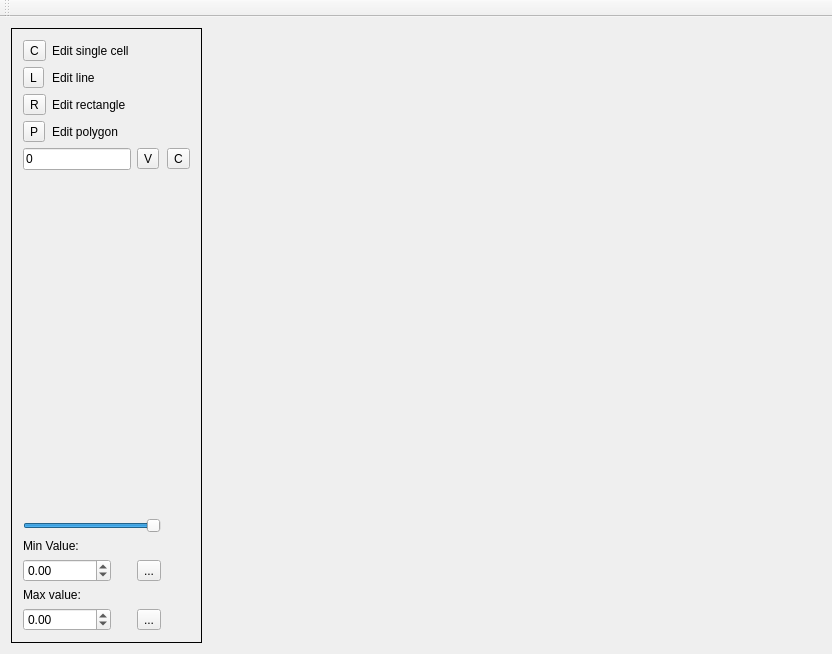
Qt form mainwindow.ui (vjetten/MapEdit) before a commit.
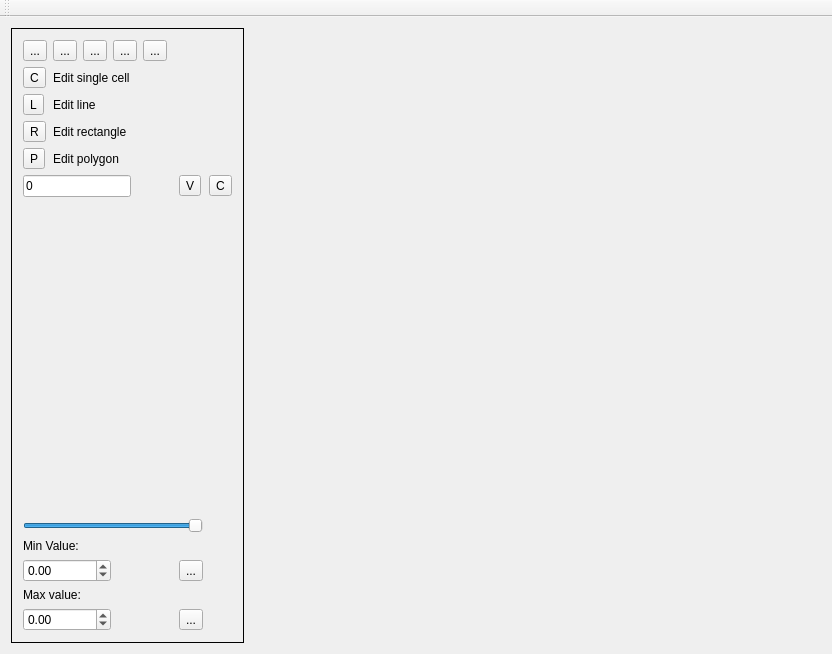
The same form after that commit. Icons and pictures are not drawn.

Diff of the .ui file:
```diff
--- a/mainwindow.ui
+++ b/mainwindow.ui
@@ -30,138 +30,167 @@
        <enum>QFrame::Plain</enum>
       </property>
       <layout class="QGridLayout" name="gridLayout">
-       <item row="1" column="0">
-        <widget class="QToolButton" name="toolButton_editLine">
-         <property name="text">
-          <string>L</string>
-         </property>
-         <property name="checkable">
-          <bool>true</bool>
-         </property>
-        </widget>
-       </item>
-       <item row="8" column="2">
-        <widget class="QToolButton" name="toolButtonResetMin">
-         <property name="text">
-          <string>...</string>
-         </property>
-        </widget>
-       </item>
-       <item row="4" column="0" colspan="2">
-        <widget class="QLineEdit" name="lineEdit_Value">
+       <item row="11" column="0" colspan="6">
+        <widget class="QDoubleSpinBox" name="spinMaxV">
          <property name="sizePolicy">
           <sizepolicy hsizetype="Fixed" vsizetype="Fixed">
            <horstretch>0</horstretch>
            <verstretch>0</verstretch>
           </sizepolicy>
          </property>
-         <property name="inputMask">
-          <string/>
-         </property>
-         <property name="text">
-          <string>0</string>
-         </property>
-        </widget>
-       </item>
-       <item row="6" column="0" colspan="3">
-        <widget class="QSlider" name="transparency">
-         <property name="sizePolicy">
-          <sizepolicy hsizetype="Preferred" vsizetype="Fixed">
-           <horstretch>0</horstretch>
-           <verstretch>0</verstretch>
-          </sizepolicy>
-         </property>
          <property name="minimum">
-          <number>1</number>
+          <double>-1000000000.000000000000000</double>
          </property>
          <property name="maximum">
-          <number>255</number>
+          <double>1000000000.000000000000000</double>
          </property>
-         <property name="sliderPosition">
-          <number>255</number>
-         </property>
-         <property name="orientation">
-          <enum>Qt::Horizontal</enum>
+         <property name="singleStep">
+          <double>0.010000000000000</double>
          </property>
         </widget>
        </item>
-       <item row="0" column="0">
-        <widget class="QToolButton" name="toolButton_editCell">
+       <item row="3" column="0">
+        <widget class="QToolButton" name="toolButton_editRectangle">
          <property name="text">
-          <string>C</string>
+          <string>R</string>
          </property>
          <property name="checkable">
           <bool>true</bool>
          </property>
         </widget>
        </item>
-       <item row="7" column="0" colspan="3">
+       <item row="0" column="1">
+        <widget class="QToolButton" name="toolButton_4">
+         <property name="text">
+          <string>...</string>
+         </property>
+         <property name="icon">
+          <iconset resource="resources/mapedit.qrc">
+           <normaloff>:/filesave2X.png</normaloff>:/filesave2X.png</iconset>
+         </property>
+        </widget>
+       </item>
+       <item row="8" column="0" colspan="6">
         <widget class="QLabel" name="label">
          <property name="text">
           <string>Min Value:</string>
          </property>
         </widget>
        </item>
-       <item row="9" column="0" colspan="3">
+       <item row="4" column="0">
+        <widget class="QToolButton" name="toolButton_editPolygon">
+         <property name="text">
+          <string>P</string>
+         </property>
+         <property name="checkable">
+          <bool>true</bool>
+         </property>
+        </widget>
+       </item>
+       <item row="1" column="0">
+        <widget class="QToolButton" name="toolButton_editCell">
+         <property name="text">
+          <string>C</string>
+         </property>
+         <property name="checkable">
+          <bool>true</bool>
+         </property>
+        </widget>
+       </item>
+       <item row="0" column="0">
+        <widget class="QToolButton" name="toolButton_3">
+         <property name="text">
+          <string>...</string>
+         </property>
+         <property name="icon">
+          <iconset resource="resources/mapedit.qrc">
+           <normaloff>:/Folder-Open-icon1.png</normaloff>:/Folder-Open-icon1.png</iconset>
+         </property>
+        </widget>
+       </item>
+       <item row="0" column="2">
+        <widget class="QToolButton" name="toolButton_5">
+         <property name="text">
+          <string>...</string>
+         </property>
+         <property name="icon">
+          <iconset resource="resources/mapedit.qrc">
+           <normaloff>:/filesaveas2X.png</normaloff>:/filesaveas2X.png</iconset>
+         </property>
+        </widget>
+       </item>
+       <item row="9" column="0" colspan="6">
+        <widget class="QDoubleSpinBox" name="spinMinV">
+         <property name="sizePolicy">
+          <sizepolicy hsizetype="Fixed" vsizetype="Fixed">
+           <horstretch>0</horstretch>
+           <verstretch>0</verstretch>
+          </sizepolicy>
+         </property>
+         <property name="minimum">
+          <double>-1000000000.000000000000000</double>
+         </property>
+         <property name="maximum">
+          <double>1000000000.000000000000000</double>
+         </property>
+         <property name="singleStep">
+          <double>0.010000000000000</double>
+         </property>
+        </widget>
+       </item>
+       <item row="10" column="0" colspan="6">
         <widget class="QLabel" name="label_2">
          <property name="text">
           <string>Max value:</string>
          </property>
         </widget>
        </item>
-       <item row="10" column="0" colspan="2">
-        <widget class="QDoubleSpinBox" name="spinMaxV">
-         <property name="sizePolicy">
-          <sizepolicy hsizetype="Fixed" vsizetype="Fixed">
-           <horstretch>0</horstretch>
-           <verstretch>0</verstretch>
-          </sizepolicy>
+       <item row="0" column="3">
+        <widget class="QToolButton" name="toolButton_6">
+         <property name="text">
+          <string>...</string>
          </property>
-         <property name="minimum">
-          <double>-1000000000.000000000000000</double>
+        </widget>
+       </item>
+       <item row="9" column="6">
+        <widget class="QToolButton" name="toolButtonResetMin">
+         <property name="text">
+          <string>...</string>
          </property>
-         <property name="maximum">
-          <double>1000000000.000000000000000</double>
-         </property>
-         <property name="singleStep">
-          <double>0.010000000000000</double>
-         </property>
         </widget>
        </item>
-       <item row="10" column="2">
+       <item row="11" column="6">
         <widget class="QToolButton" name="toolButtonResetMax">
          <property name="text">
           <string>...</string>
          </property>
         </widget>
        </item>
-       <item row="4" column="2">
-        <widget class="QToolButton" name="toolButton">
+       <item row="5" column="6">
+        <widget class="QToolButton" name="toolButton_doEdit">
          <property name="text">
           <string>V</string>
          </property>
         </widget>
        </item>
-       <item row="8" column="0" colspan="2">
-        <widget class="QDoubleSpinBox" name="spinMinV">
-         <property name="sizePolicy">
-          <sizepolicy hsizetype="Fixed" vsizetype="Fixed">
-           <horstretch>0</horstretch>
-           <verstretch>0</verstretch>
-          </sizepolicy>
+       <item row="5" column="7">
+        <widget class="QToolButton" name="toolButton_restoreEdit">
+         <property name="text">
+          <string>C</string>
          </property>
-         <property name="minimum">
-          <double>-1000000000.000000000000000</double>
+        </widget>
+       </item>
+       <item row="2" column="0">
+        <widget class="QToolButton" name="toolButton_editLine">
+         <property name="text">
+          <string>L</string>
          </property>
-         <property name="maximum">
-          <double>1000000000.000000000000000</double>
+         <property name="checkable">
+          <bool>true</bool>
          </property>
-         <property name="singleStep">
-          <double>0.010000000000000</double>
-         </property>
         </widget>
        </item>
-       <item row="5" column="0">
+       <item row="6" column="0">
         <spacer name="verticalSpacer">
          <property name="orientation">
           <enum>Qt::Vertical</enum>
@@ -174,61 +203,79 @@
          </property>
         </spacer>
        </item>
-       <item row="3" column="0">
-        <widget class="QToolButton" name="toolButton_editPolygon">
+       <item row="0" column="4">
+        <widget class="QToolButton" name="toolButton_7">
          <property name="text">
-          <string>P</string>
+          <string>...</string>
          </property>
-         <property name="checkable">
-          <bool>true</bool>
-         </property>
         </widget>
        </item>
-       <item row="2" column="0">
-        <widget class="QToolButton" name="toolButton_editRectangle">
-         <property name="text">
-          <string>R</string>
-         </property>
-         <property name="checkable">
-          <bool>true</bool>
-         </property>
-        </widget>
-       </item>
-       <item row="4" column="3">
-        <widget class="QToolButton" name="toolButton_2">
-         <property name="text">
-          <string>C</string>
-         </property>
-        </widget>
-       </item>
-       <item row="3" column="1" colspan="3">
-        <widget class="QLabel" name="label_6">
-         <property name="text">
-          <string>Edit polygon</string>
-         </property>
-        </widget>
-       </item>
-       <item row="2" column="1" colspan="3">
-        <widget class="QLabel" name="label_5">
-         <property name="text">
-          <string>Edit rectangle</string>
-         </property>
-        </widget>
-       </item>
-       <item row="1" column="1" colspan="3">
-        <widget class="QLabel" name="label_4">
-         <property name="text">
-          <string>Edit line</string>
-         </property>
-        </widget>
-       </item>
-       <item row="0" column="1" colspan="3">
+       <item row="1" column="1" colspan="7">
         <widget class="QLabel" name="label_3">
          <property name="text">
           <string>Edit single cell</string>
          </property>
         </widget>
        </item>
+       <item row="2" column="1" colspan="7">
+        <widget class="QLabel" name="label_4">
+         <property name="text">
+          <string>Edit line</string>
+         </property>
+        </widget>
+       </item>
+       <item row="3" column="1" colspan="7">
+        <widget class="QLabel" name="label_5">
+         <property name="text">
+          <string>Edit rectangle</string>
+         </property>
+        </widget>
+       </item>
+       <item row="4" column="1" colspan="7">
+        <widget class="QLabel" name="label_6">
+         <property name="text">
+          <string>Edit polygon</string>
+         </property>
+        </widget>
+       </item>
+       <item row="7" column="0" colspan="7">
+        <widget class="QSlider" name="transparency">
+         <property name="sizePolicy">
+          <sizepolicy hsizetype="Preferred" vsizetype="Fixed">
+           <horstretch>0</horstretch>
+           <verstretch>0</verstretch>
+          </sizepolicy>
+         </property>
+         <property name="minimum">
+          <number>1</number>
+         </property>
+         <property name="maximum">
+          <number>255</number>
+         </property>
+         <property name="sliderPosition">
+          <number>255</number>
+         </property>
+         <property name="orientation">
+          <enum>Qt::Horizontal</enum>
+         </property>
+        </widget>
+       </item>
+       <item row="5" column="0" colspan="6">
+        <widget class="QLineEdit" name="lineEdit_Value">
+         <property name="sizePolicy">
+          <sizepolicy hsizetype="Fixed" vsizetype="Fixed">
+           <horstretch>0</horstretch>
+           <verstretch>0</verstretch>
+          </sizepolicy>
+         </property>
+         <property name="inputMask">
+          <string/>
+         </property>
+         <property name="text">
+          <string>0</string>
+         </property>
+        </widget>
+       </item>
       </layout>
      </widget>
     </item>
@@ -280,7 +327,7 @@
   </widget>
   <widget class="QToolBar" name="toolBar">
    <property name="windowTitle">
-    <string>MapEdit</string>
+    <string>toolBar</string>
    </property>
    <attribute name="toolBarArea">
     <enum>TopToolBarArea</enum>
```
Left out of the diff: 4 changed lines with no effect on the pictures.
